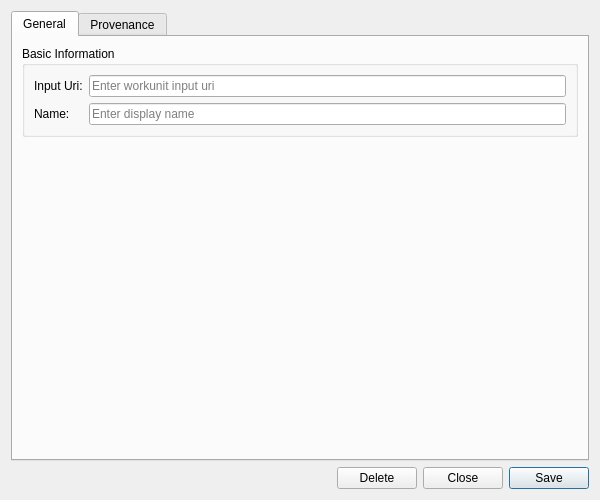
OreStudio/OreStudio, file projects/ores.qt/compute/ui/WorkunitDetailDialog.ui: the form before one commit.
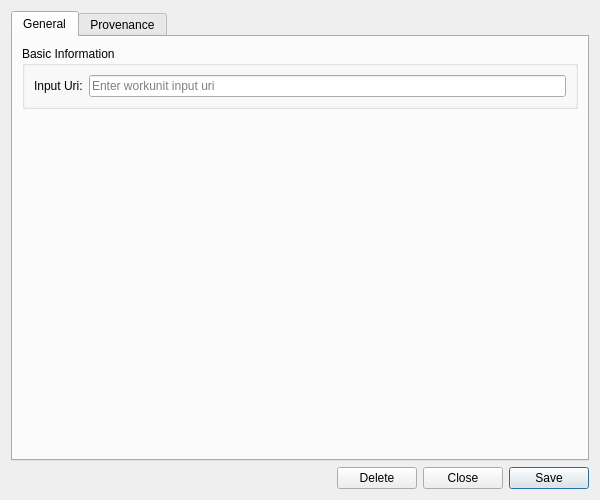
The form after the commit. Custom widgets are drawn as their Qt base class.

Commit message:
[ores.qt] Regenerate compute detail dialogs without the phantom name row
Regenerate the five thin detail dialogs after the detail-fields gating
fix: an entity without a name column now gets only its key row plus
provenance. The bound .name member does not exist on batch, app_version,
host, result or workunit, so the generated dialogs previously did not
compile.

Story-ID: 1D13F6BF-DD96-40AC-9286-BD540D94FA75
Task-ID: A97F58CC-6C2D-4138-AE4C-60D8C53B88A7
Environment: brave_hopper

Diff of the .ui file:
```diff
--- a/projects/ores.qt/compute/ui/WorkunitDetailDialog.ui
+++ b/projects/ores.qt/compute/ui/WorkunitDetailDialog.ui
@@ -55,20 +55,6 @@
             </property>
            </widget>
           </item>
-          <item row="1" column="0">
-           <widget class="QLabel" name="labelName">
-            <property name="text">
-             <string>Name:</string>
-            </property>
-           </widget>
-          </item>
-          <item row="1" column="1">
-           <widget class="QLineEdit" name="nameEdit">
-            <property name="placeholderText">
-             <string>Enter display name</string>
-            </property>
-           </widget>
-          </item>
          </layout>
         </widget>
        </item>
```
The commit also changes 9 other files.
